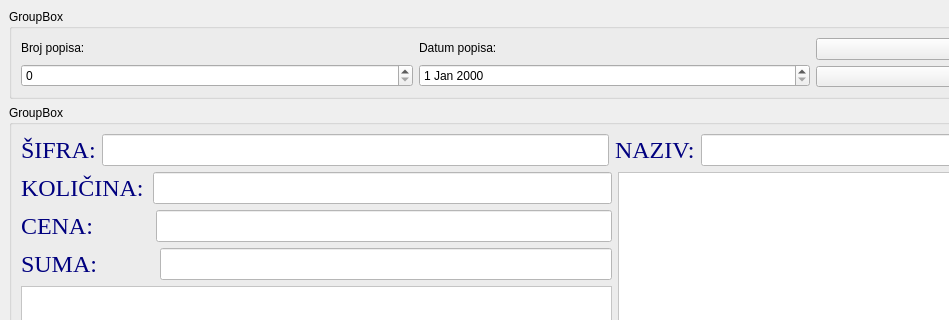
Qt form formapopis.ui (s-pab/Commercium) before a commit; both pictures show x 0 to 949 and y 0 to 320 of the 1229 by 919 pixel window.
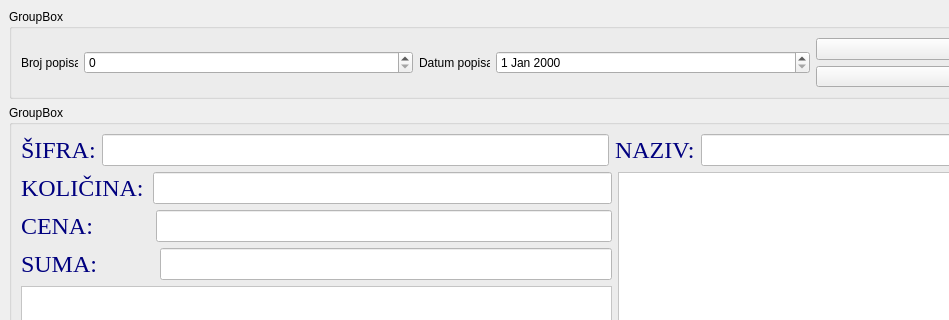
The same form after that commit.

Commit message: skoro pa zavrsen popis

```diff
--- a/formapopis.ui
+++ b/formapopis.ui
@@ -423,9 +423,15 @@
          <item row="0" column="0">
           <layout class="QHBoxLayout" name="horizontalLayout">
            <item>
-            <layout class="QVBoxLayout" name="verticalLayout">
+            <layout class="QHBoxLayout" name="horizontalLayout_2">
              <item>
               <widget class="QLabel" name="label_43">
+               <property name="maximumSize">
+                <size>
+                 <width>57</width>
+                 <height>16777215</height>
+                </size>
+               </property>
                <property name="text">
                 <string>Broj popisa:</string>
                </property>
@@ -437,9 +443,15 @@
             </layout>
            </item>
            <item>
-            <layout class="QVBoxLayout" name="verticalLayout_2">
+            <layout class="QHBoxLayout" name="horizontalLayout_3">
              <item>
               <widget class="QLabel" name="label_44">
+               <property name="maximumSize">
+                <size>
+                 <width>71</width>
+                 <height>16777215</height>
+                </size>
+               </property>
                <property name="text">
                 <string>Datum popisa:</string>
                </property>
```
Left out of the diff: 10 changed lines with no effect on the pictures. The commit also changes 2 other files.
